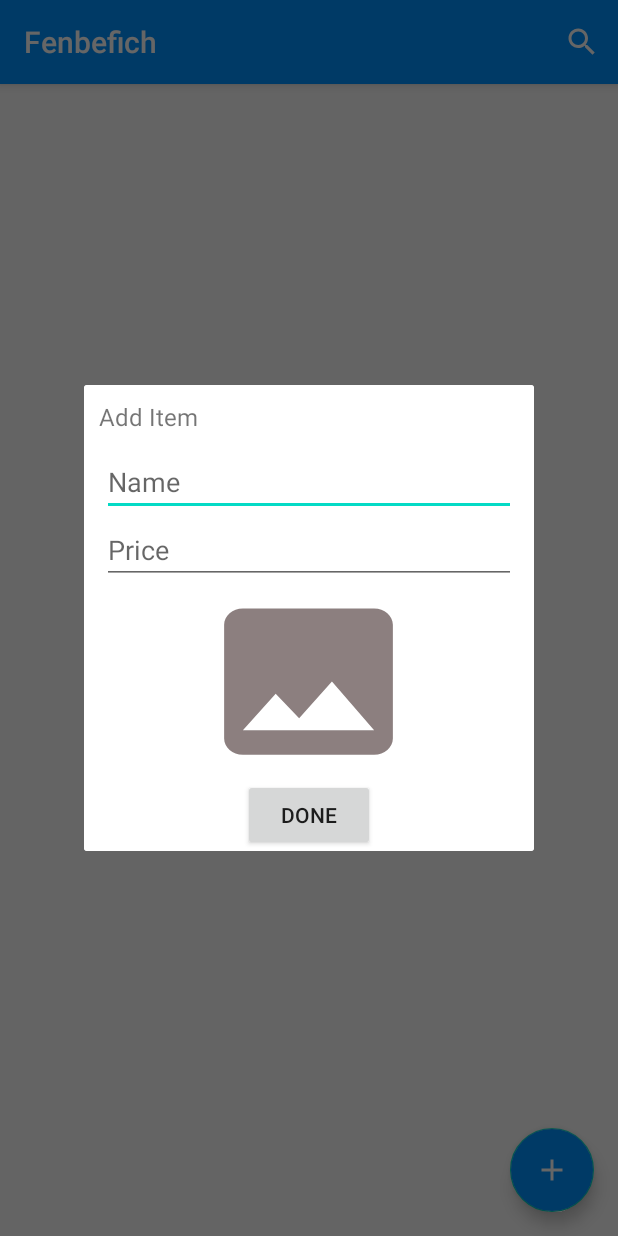
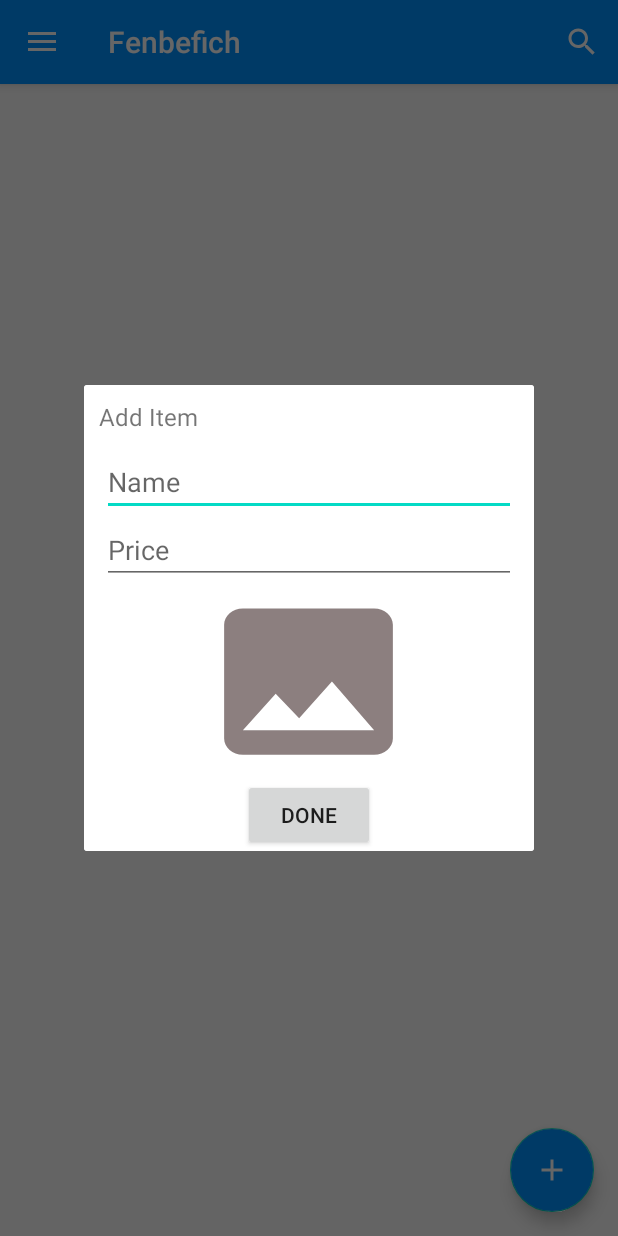
Before and after one commit to johncegom/Fenbefich, an Android app: the DetailMenu screen opened directly, with no data from a screen before it, after a tap on an icon or button, on a phone screen of 412 x 824 dp. Run offline under Robolectric (Android 15) with nearby library versions, the phone set to English and light mode, and no system bars; our stand-ins replace Firebase (no records; nobody signed in at launch, a user with empty details on screens opened directly), Picasso; pictures from the network do not load; 1 statement that could not run was skipped.

Commit message:
Navigation bar added

```diff
--- a/app/src/main/java/com/example/firebasegogo/ArrayListAdapter.java
+++ b/app/src/main/java/com/example/firebasegogo/ArrayListAdapter.java
@@ -61,7 +61,7 @@ public class ArrayListAdapter extends ArrayAdapter<Item> implements Filterable {
         }
         // Populate the data from the data object via the viewHolder object
         // into the template view.
-        Picasso.get().load(item.getImage()).into(viewHolder.img);
+        Picasso.get().load(item.getImage()).fit().into(viewHolder.img);
         viewHolder.price.setText(item.getPrice());
         viewHolder.name.setText(item.getName());
         // Return the completed view to render on screen
--- a/app/src/main/java/com/example/firebasegogo/DetailMenu.java
+++ b/app/src/main/java/com/example/firebasegogo/DetailMenu.java
@@ -1,8 +1,10 @@
 package com.example.firebasegogo;
 //import android.support.v7.app.ActionBarActivity;
 import androidx.annotation.NonNull;
+import androidx.appcompat.app.ActionBarDrawerToggle;
 import androidx.appcompat.app.AppCompatActivity;
 import androidx.appcompat.widget.SearchView;
+import androidx.drawerlayout.widget.DrawerLayout;
 
 import android.app.Dialog;
 import android.app.ProgressDialog;
@@ -28,6 +30,7 @@ import android.widget.Toast;
 import com.google.android.gms.tasks.OnFailureListener;
 import com.google.android.gms.tasks.OnSuccessListener;
 import com.google.android.material.floatingactionbutton.FloatingActionButton;
+import com.google.android.material.navigation.NavigationView;
 import com.google.firebase.database.DataSnapshot;
 import com.google.firebase.database.DatabaseError;
 import com.google.firebase.database.DatabaseReference;
@@ -45,9 +48,13 @@ import java.util.ArrayList;
 import java.util.BitSet;
 import java.util.HashMap;
 import java.util.Map;
-import java.util.UUID;
 
-public class DetailMenu extends AppCompatActivity {
+public class DetailMenu extends AppCompatActivity implements NavigationView.OnNavigationItemSelectedListener {
+    //navbar
+    DrawerLayout drawerLayout;
+    ActionBarDrawerToggle actionBarDrawerToggle;
+
+    //fetch data based on button clicked
     ArrayList<Item> item = new ArrayList<>();
     ArrayListAdapter listviewAdapter;
     StorageReference folder;
@@ -65,7 +72,14 @@ public class DetailMenu extends AppCompatActivity {
     protected void onCreate(Bundle savedInstanceState) {
         super.onCreate(savedInstanceState);
         setContentView(R.layout.activity_detail_menu);
-
+        //navbar hide and see
+        drawerLayout = (DrawerLayout) findViewById(R.id.drawer);
+        actionBarDrawerToggle = new ActionBarDrawerToggle(this, drawerLayout, R.string.open, R.string.close);
+        drawerLayout.addDrawerListener(actionBarDrawerToggle);
+        actionBarDrawerToggle.syncState();
+        getSupportActionBar().setDisplayHomeAsUpEnabled(true);
+        NavigationView navigationView = (NavigationView) findViewById(R.id.nav);
+        navigationView.setNavigationItemSelectedListener(this);
         //map fab button
         fab = (FloatingActionButton) findViewById(R.id.floating_action_button);
         final Item myitem = null;
@@ -88,6 +102,7 @@ public class DetailMenu extends AppCompatActivity {
         registerForContextMenu(myListView);
     }
 
+    //search bar
     @Override
     public boolean onCreateOptionsMenu(Menu menu) {
         getMenuInflater().inflate(R.menu.search_menu,menu);
@@ -107,7 +122,6 @@ public class DetailMenu extends AppCompatActivity {
         });
         return super.onCreateOptionsMenu(menu);
     }
-
     //context menu setting
     @Override
     public void onCreateContextMenu(ContextMenu menu, View v, ContextMenu.ContextMenuInfo menuInfo) {
@@ -142,6 +156,7 @@ public class DetailMenu extends AppCompatActivity {
                 }
                 deleteFSimg(temp);
                 refresh();
+                Toast.makeText(DetailMenu.this, "Delete successfully", Toast.LENGTH_SHORT).show();
             }
             @Override
             public void onCancelled(DatabaseError databaseError) {
@@ -341,4 +356,32 @@ public class DetailMenu extends AppCompatActivity {
         databaseReference.updateChildren(childUpdates);
     }
 
+     @Override
+     public boolean onOptionsItemSelected(@NonNull MenuItem item) {
+        if (actionBarDrawerToggle.onOptionsItemSelected(item)){
+            return true;
+        }
+         return super.onOptionsItemSelected(item);
+     }
+     @Override
+    public boolean onNavigationItemSelected(@NonNull MenuItem item) {
+        switch (item.getItemId()) {
+            case R.id.homeview:
+                Intent intent = new Intent(this, MainActivity.class);
+                startActivity(intent);
+                return true;
+            case R.id.foodview:
+                Intent FoodIntent = new Intent(this, DetailMenu.class);
+                FoodIntent.putExtra("name", "Food");
+                startActivity(FoodIntent);
+                return true;
+            case R.id.drinkview:
+                Intent DrinkIntent = new Intent(this, DetailMenu.class);
+                DrinkIntent.putExtra("name", "Drinks");
+                startActivity(DrinkIntent);
+                return true;
+            default:
+                return true;
+        }
+    }
 }
--- /dev/null
+++ b/app/src/main/res/drawable/ic_houses.xml
@@ -0,0 +1,12 @@
+<vector xmlns:android="http://schemas.android.com/apk/res/android"
+    android:width="512dp"
+    android:height="512dp"
+    android:viewportWidth="512"
+    android:viewportHeight="512">
+  <path
+      android:fillColor="#FF000000"
+      android:pathData="M426.783,174.915l0,-105.045l-101.225,0l0,28.051l-69.558,-52.909l-256,194.724l43.612,57.338l212.39,-161.549l212.386,161.546l43.612,-57.337z"/>
+  <path
+      android:fillColor="#FF000000"
+      android:pathData="M256.002,173.26l-170.786,129.904l0,163.824l136.995,0l0,-110.792l67.578,0l0,110.792l136.994,0l0,-163.826z"/>
+</vector>
--- /dev/null
+++ b/app/src/main/res/drawable/mybg.xml
@@ -0,0 +1,4 @@
+<?xml version="1.0" encoding="utf-8"?>
+<bitmap
+    xmlns:android="http://schemas.android.com/apk/res/android"
+    android:src="@drawable/background" />
--- a/app/src/main/res/layout/activity_detail_menu.xml
+++ b/app/src/main/res/layout/activity_detail_menu.xml
@@ -1,11 +1,19 @@
 <?xml version="1.0" encoding="utf-8"?>
-<androidx.coordinatorlayout.widget.CoordinatorLayout xmlns:android="http://schemas.android.com/apk/res/android"
+<androidx.drawerlayout.widget.DrawerLayout  xmlns:android="http://schemas.android.com/apk/res/android"
     xmlns:app="http://schemas.android.com/apk/res-auto"
     xmlns:tools="http://schemas.android.com/tools"
     android:layout_width="match_parent"
     android:layout_height="match_parent"
+    android:id="@+id/drawer"
     tools:context=".DetailMenu">
-
+    <androidx.coordinatorlayout.widget.CoordinatorLayout
+        android:layout_height="match_parent"
+        android:layout_width="match_parent">
+<!--        <LinearLayout-->
+<!--            android:background="@drawable/mybg"-->
+<!--            android:layout_width="match_parent"-->
+<!--            android:layout_height="match_parent"-->
+<!--            />-->
         <ListView
             android:id="@+id/menu"
             android:layout_width="match_parent"
@@ -19,3 +27,13 @@
             android:backgroundTint="@color/colorPrimary"
             android:src="@drawable/ic_add_white_24dp"/>
     </androidx.coordinatorlayout.widget.CoordinatorLayout>
+    <com.google.android.material.navigation.NavigationView
+        android:id="@+id/nav"
+        android:layout_width="wrap_content"
+        android:layout_height="match_parent"
+        android:background="@color/white"
+        android:layout_gravity="start"
+        app:itemTextColor="@color/darkgray"
+        app:itemIconTint="@color/darkgray"
+        app:menu="@menu/navbar_menu" />
+</androidx.drawerlayout.widget.DrawerLayout>
--- a/app/src/main/res/layout/listview_menu.xml
+++ b/app/src/main/res/layout/listview_menu.xml
@@ -2,10 +2,10 @@
 <LinearLayout xmlns:android="http://schemas.android.com/apk/res/android"
     android:layout_width="match_parent"
     android:layout_height="match_parent">
+
     <RelativeLayout
         android:layout_width="match_parent"
         android:layout_height="wrap_content"
-        android:layout_marginBottom="5dp"
         android:padding="15dp">
 
         <ImageView
--- /dev/null
+++ b/app/src/main/res/menu/navbar_menu.xml
@@ -0,0 +1,6 @@
+<?xml version="1.0" encoding="utf-8"?>
+<menu xmlns:android="http://schemas.android.com/apk/res/android">
+    <item android:id="@+id/homeview" android:title="Home" android:icon="@drawable/ic_houses" />
+    <item android:id="@+id/foodview" android:title="Food" android:icon="@drawable/ic_fastfood_24px"/>
+    <item android:id="@+id/drinkview" android:title="Drink" android:icon="@drawable/ic_local_bar_24px"/>
+</menu>
--- a/app/src/main/res/values/colors.xml
+++ b/app/src/main/res/values/colors.xml
@@ -3,4 +3,6 @@
     <color name="colorPrimary">#0091FF</color>
     <color name="colorPrimaryDark">#000000</color>
     <color name="colorAccent">#03DAC5</color>
+    <color name="white">#FFFFFF</color>
+    <color name="darkgray">#6c6c6c</color>
 </resources>
```
Also changed, not shown: app/src/main/res/drawable/background.jpg (added). Lines whose indentation alone changed are shown as unchanged.
